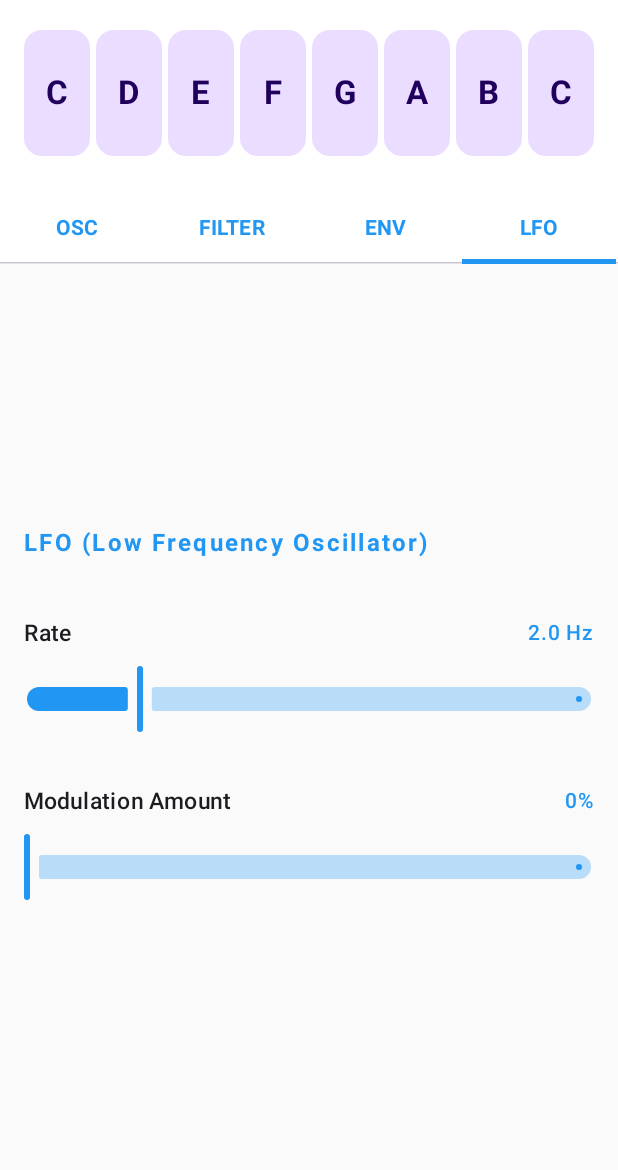
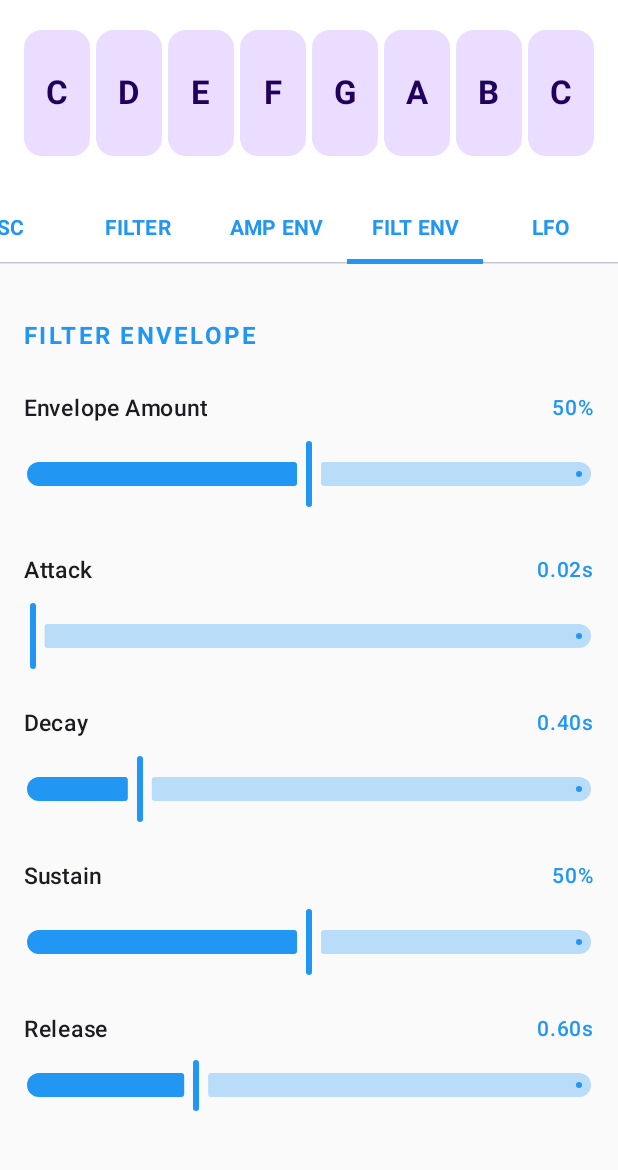
Before and after one commit to lorencprice/NoisySynth, an Android app built with Jetpack Compose: the screen it shows after launch (MainActivity), tab 4 chosen, on a phone screen of 412 x 824 dp, the part 66-1236 px from its top. Run offline under Robolectric (Android 15) with nearby library versions, the phone set to English and light mode, and no system bars; 2 statements that could not run were skipped.

Commit message:
Update MainActivity.kt

```diff
--- a/app/src/main/java/com/example/noisysynth/MainActivity.kt
+++ b/app/src/main/java/com/example/noisysynth/MainActivity.kt
@@ -47,13 +47,18 @@ class MainActivity : ComponentActivity() {
 
 @Composable
 fun SynthUI(synthEngine: SynthEngine) {
-    var waveform by remember { mutableStateOf(0) } // 0=sine, 1=saw, 2=square, 3=triangle
+    var waveform by remember { mutableStateOf(0) }
     var filterCutoff by remember { mutableStateOf(0.5f) }
     var filterResonance by remember { mutableStateOf(0.3f) }
     var attack by remember { mutableStateOf(0.01f) }
     var decay by remember { mutableStateOf(0.1f) }
     var sustain by remember { mutableStateOf(0.7f) }
     var release by remember { mutableStateOf(0.3f) }
+    var filterAttack by remember { mutableStateOf(0.01f) }
+    var filterDecay by remember { mutableStateOf(0.2f) }
+    var filterSustain by remember { mutableStateOf(0.5f) }
+    var filterRelease by remember { mutableStateOf(0.3f) }
+    var filterEnvAmount by remember { mutableStateOf(0.5f) }
     var lfoRate by remember { mutableStateOf(2.0f) }
     var lfoAmount by remember { mutableStateOf(0.0f) }
 
@@ -96,10 +101,11 @@ fun SynthUI(synthEngine: SynthEngine) {
         }
 
         // Tab Row
-        TabRow(
+        ScrollableTabRow(
             selectedTabIndex = selectedTab,
             containerColor = MaterialTheme.colorScheme.surface,
-            contentColor = MaterialTheme.colorScheme.primary
+            contentColor = MaterialTheme.colorScheme.primary,
+            edgePadding = 0.dp
         ) {
             Tab(
                 selected = selectedTab == 0,
@@ -114,11 +120,16 @@ fun SynthUI(synthEngine: SynthEngine) {
             Tab(
                 selected = selectedTab == 2,
                 onClick = { selectedTab = 2 },
-                text = { Text("ENV", fontWeight = FontWeight.Bold) }
+                text = { Text("AMP ENV", fontWeight = FontWeight.Bold) }
             )
             Tab(
                 selected = selectedTab == 3,
                 onClick = { selectedTab = 3 },
+                text = { Text("FILT ENV", fontWeight = FontWeight.Bold) }
+            )
+            Tab(
+                selected = selectedTab == 4,
+                onClick = { selectedTab = 4 },
                 text = { Text("LFO", fontWeight = FontWeight.Bold) }
             )
         }
@@ -169,9 +180,37 @@ fun SynthUI(synthEngine: SynthEngine) {
                     onReleaseChange = {
                         release = it
                         synthEngine.setRelease(it * 2.0f)
+                    },
+                    title = "AMPLITUDE ENVELOPE (ADSR)"
+                )
+                3 -> FilterEnvelopeTab(
+                    attack = filterAttack,
+                    decay = filterDecay,
+                    sustain = filterSustain,
+                    release = filterRelease,
+                    amount = filterEnvAmount,
+                    onAttackChange = {
+                        filterAttack = it
+                        synthEngine.setFilterAttack(it * 2.0f)
+                    },
+                    onDecayChange = {
+                        filterDecay = it
+                        synthEngine.setFilterDecay(it * 2.0f)
+                    },
+                    onSustainChange = {
+                        filterSustain = it
+                        synthEngine.setFilterSustain(it)
+                    },
+                    onReleaseChange = {
+                        filterRelease = it
+                        synthEngine.setFilterRelease(it * 2.0f)
+                    },
+                    onAmountChange = {
+                        filterEnvAmount = it
+                        synthEngine.setFilterEnvelopeAmount(it)
                     }
                 )
-                3 -> LFOTab(
+                4 -> LFOTab(
                     rate = lfoRate,
                     amount = lfoAmount,
                     onRateChange = {
@@ -258,7 +297,7 @@ fun FilterTab(
         verticalArrangement = Arrangement.Center
     ) {
         Text(
-            text = "FILTER",
+            text = "FILTER (SVF LOWPASS)",
             fontSize = 16.sp,
             fontWeight = FontWeight.Bold,
             color = MaterialTheme.colorScheme.primary,
@@ -293,7 +332,8 @@ fun EnvelopeTab(
     onAttackChange: (Float) -> Unit,
     onDecayChange: (Float) -> Unit,
     onSustainChange: (Float) -> Unit,
-    onReleaseChange: (Float) -> Unit
+    onReleaseChange: (Float) -> Unit,
+    title: String = "ENVELOPE (ADSR)"
 ) {
     Column(
         modifier = Modifier
@@ -302,7 +342,7 @@ fun EnvelopeTab(
         verticalArrangement = Arrangement.Center
     ) {
         Text(
-            text = "ENVELOPE (ADSR)",
+            text = title,
             fontSize = 16.sp,
             fontWeight = FontWeight.Bold,
             color = MaterialTheme.colorScheme.primary,
@@ -347,6 +387,79 @@ fun EnvelopeTab(
 }
 
 @Composable
+fun FilterEnvelopeTab(
+    attack: Float,
+    decay: Float,
+    sustain: Float,
+    release: Float,
+    amount: Float,
+    onAttackChange: (Float) -> Unit,
+    onDecayChange: (Float) -> Unit,
+    onSustainChange: (Float) -> Unit,
+    onReleaseChange: (Float) -> Unit,
+    onAmountChange: (Float) -> Unit
+) {
+    Column(
+        modifier = Modifier
+            .fillMaxSize()
+            .padding(vertical = 20.dp),
+        verticalArrangement = Arrangement.Center
+    ) {
+        Text(
+            text = "FILTER ENVELOPE",
+            fontSize = 16.sp,
+            fontWeight = FontWeight.Bold,
+            color = MaterialTheme.colorScheme.primary,
+            letterSpacing = 1.5.sp,
+            modifier = Modifier.padding(bottom = 20.dp)
+        )
+
+        ParamSlider(
+            label = "Envelope Amount",
+            value = amount,
+            onValueChange = onAmountChange,
+            valueDisplay = String.format("%.0f%%", amount * 100)
+        )
+
+        Spacer(modifier = Modifier.height(20.dp))
+
+        ParamSlider(
+            label = "Attack",
+            value = attack,
+            onValueChange = onAttackChange,
+            valueDisplay = String.format("%.2fs", attack * 2.0f)
+        )
+
+        Spacer(modifier = Modifier.height(14.dp))
+
+        ParamSlider(
+            label = "Decay",
+            value = decay,
+            onValueChange = onDecayChange,
+            valueDisplay = String.format("%.2fs", decay * 2.0f)
+        )
+
+        Spacer(modifier = Modifier.height(14.dp))
+
+        ParamSlider(
+            label = "Sustain",
+            value = sustain,
+            onValueChange = onSustainChange,
+            valueDisplay = String.format("%.0f%%", sustain * 100)
+        )
+
+        Spacer(modifier = Modifier.height(14.dp))
+
+        ParamSlider(
+            label = "Release",
+            value = release,
+            onValueChange = onReleaseChange,
+            valueDisplay = String.format("%.2fs", release * 2.0f)
+        )
+    }
+}
+
+@Composable
 fun LFOTab(
     rate: Float,
     amount: Float,
@@ -360,7 +473,7 @@ fun LFOTab(
         verticalArrangement = Arrangement.Center
     ) {
         Text(
-            text = "LFO (Low Frequency Oscillator)",
+            text = "LFO → FILTER",
             fontSize = 16.sp,
             fontWeight = FontWeight.Bold,
             color = MaterialTheme.colorScheme.primary,
@@ -369,7 +482,7 @@ fun LFOTab(
         )
 
         ParamSlider(
-            label = "Rate",
+            label = "LFO Rate",
             value = rate / 10.0f,
             onValueChange = onRateChange,
             valueDisplay = String.format("%.1f Hz", rate)
@@ -383,37 +496,6 @@ fun LFOTab(
             onValueChange = onAmountChange,
             valueDisplay = String.format("%.0f%%", amount * 100)
         )
-    }
-}
-
-@Composable
-fun SectionCard(
-    title: String,
-    content: @Composable () -> Unit
-) {
-    Card(
-        modifier = Modifier.fillMaxWidth(),
-        colors = CardDefaults.cardColors(
-            containerColor = MaterialTheme.colorScheme.surfaceVariant.copy(alpha = 0.6f)
-        ),
-        elevation = CardDefaults.cardElevation(
-            defaultElevation = 2.dp
-        ),
-        shape = RoundedCornerShape(16.dp)
-    ) {
-        Column(
-            modifier = Modifier.padding(20.dp)
-        ) {
-            Text(
-                text = title,
-                fontSize = 12.sp,
-                fontWeight = FontWeight.Bold,
-                color = MaterialTheme.colorScheme.primary,
-                letterSpacing = 1.5.sp,
-                modifier = Modifier.padding(bottom = 16.dp)
-            )
-            content()
-        }
     }
 }
 
@@ -468,8 +550,7 @@ fun SimpleKeyboard(
     onNoteOn: (Int) -> Unit,
     onNoteOff: (Int) -> Unit
 ) {
-    // Simple one-octave keyboard (C4 to C5)
-    val notes = listOf(60, 62, 64, 65, 67, 69, 71, 72) // MIDI notes: C, D, E, F, G, A, B, C
+    val notes = listOf(60, 62, 64, 65, 67, 69, 71, 72)
     val noteNames = listOf("C", "D", "E", "F", "G", "A", "B", "C")
 
     Row(
```
